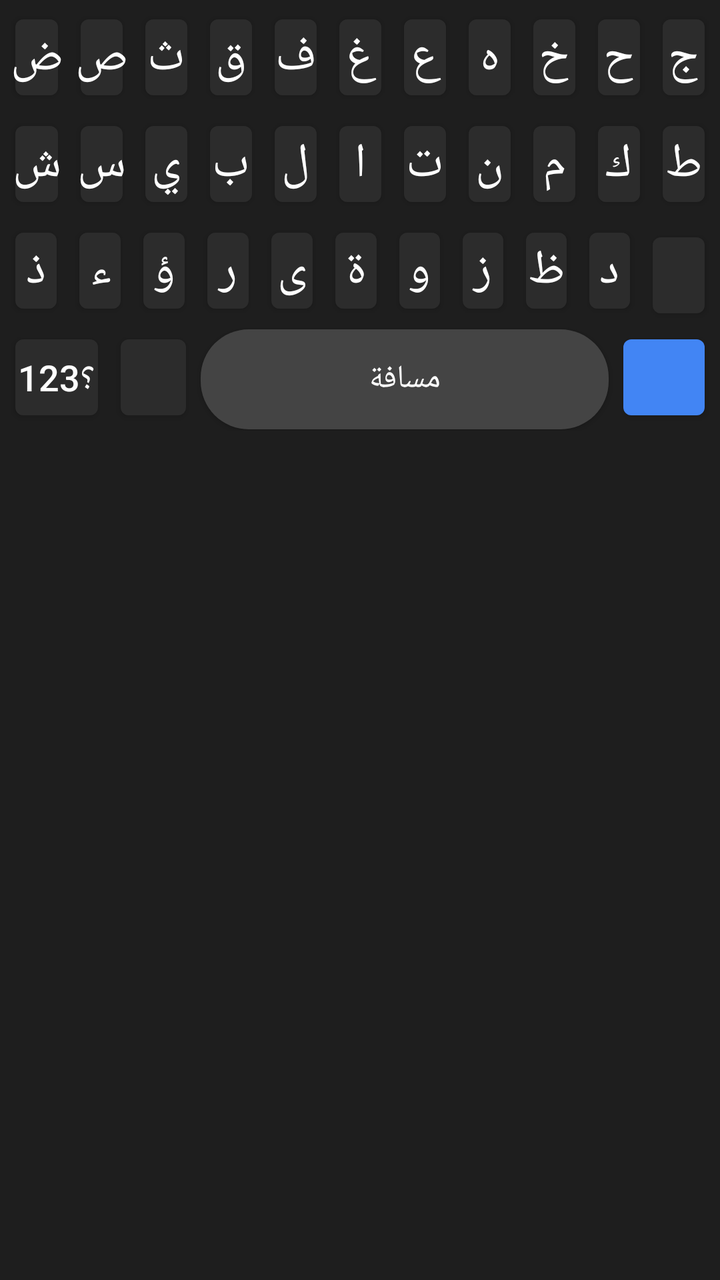
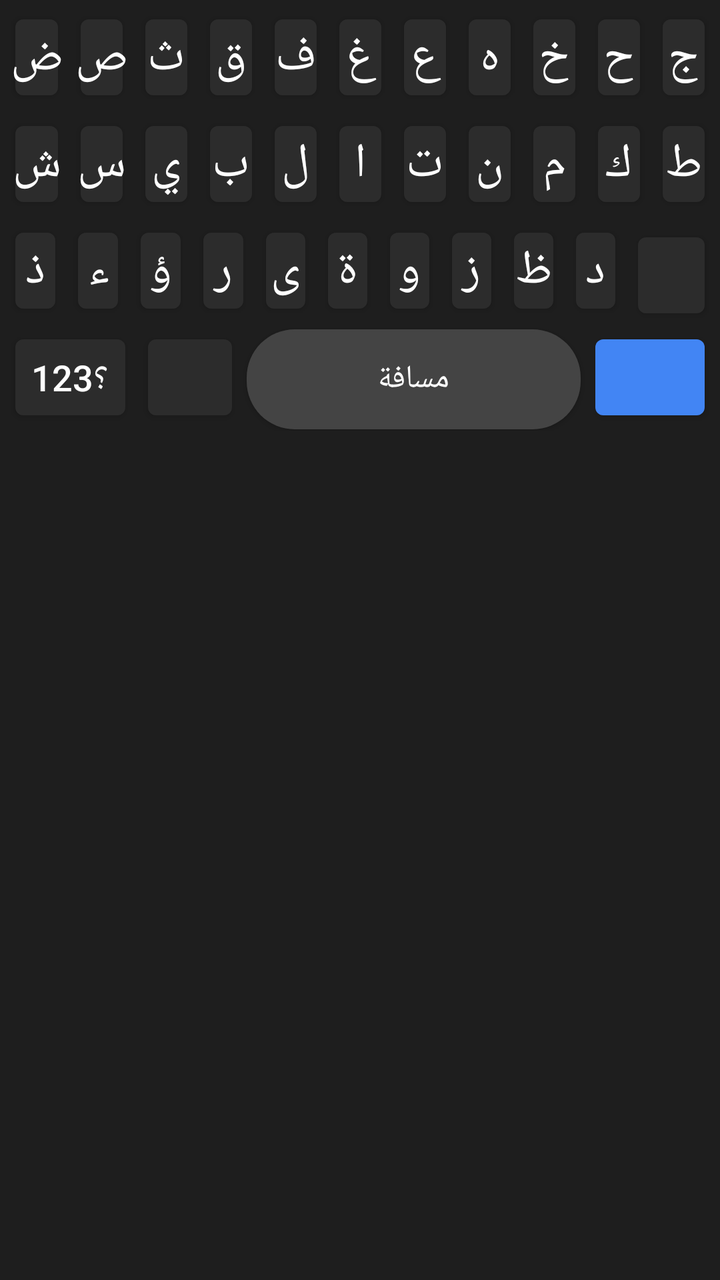

Compare the two renders of this Android layout. The source of the first and the diff that turns it into the second are given below.
<!-- AndroidManifest.xml: application theme android:Theme.DeviceDefault.Light.NoActionBar -->
<!-- res/layout/keyboard_view.xml -->
<?xml version="1.0" encoding="utf-8"?>
<LinearLayout xmlns:android="http://schemas.android.com/apk/res/android"
    android:layout_width="match_parent"
    android:layout_height="wrap_content"
    android:orientation="vertical"
    android:background="#1E1E1E"
    android:padding="2dp">

    
    <LinearLayout
        android:id="@+id/layout_arabic"
        android:layout_width="match_parent"
        android:layout_height="wrap_content"
        android:orientation="vertical"
        android:layoutDirection="rtl"
        android:visibility="visible">

        
        <LinearLayout android:layout_width="match_parent" android:layout_height="wrap_content" android:orientation="horizontal">
            <Button android:id="@+id/ar_ج" android:text="ج" style="@style/KeyStyle"/>
            <Button android:id="@+id/ar_ح" android:text="ح" style="@style/KeyStyle"/>
            <Button android:id="@+id/ar_خ" android:text="خ" style="@style/KeyStyle"/>
            <Button android:id="@+id/ar_ه" android:text="ه" style="@style/KeyStyle"/>
            <Button android:id="@+id/ar_ع" android:text="ع" style="@style/KeyStyle"/>
            <Button android:id="@+id/ar_غ" android:text="غ" style="@style/KeyStyle"/>
            <Button android:id="@+id/ar_ف" android:text="ف" style="@style/KeyStyle"/>
            <Button android:id="@+id/ar_ق" android:text="ق" style="@style/KeyStyle"/>
            <Button android:id="@+id/ar_ث" android:text="ث" style="@style/KeyStyle"/>
            <Button android:id="@+id/ar_ص" android:text="ص" style="@style/KeyStyle"/>
            <Button android:id="@+id/ar_ض" android:text="ض" style="@style/KeyStyle"/>
        </LinearLayout>

        
        <LinearLayout android:layout_width="match_parent" android:layout_height="wrap_content" android:orientation="horizontal">
            <Button android:id="@+id/ar_ط" android:text="ط" style="@style/KeyStyle"/>
            <Button android:id="@+id/ar_ك" android:text="ك" style="@style/KeyStyle"/>
            <Button android:id="@+id/ar_م" android:text="م" style="@style/KeyStyle"/>
            <Button android:id="@+id/ar_ن" android:text="ن" style="@style/KeyStyle"/>
            <Button android:id="@+id/ar_ت" android:text="ت" style="@style/KeyStyle"/>
            <Button android:id="@+id/ar_ا" android:text="ا" style="@style/KeyStyle"/>
            <Button android:id="@+id/ar_ل" android:text="ل" style="@style/KeyStyle"/>
            <Button android:id="@+id/ar_ب" android:text="ب" style="@style/KeyStyle"/>
            <Button android:id="@+id/ar_ي" android:text="ي" style="@style/KeyStyle"/>
            <Button android:id="@+id/ar_س" android:text="س" style="@style/KeyStyle"/>
            <Button android:id="@+id/ar_ش" android:text="ش" style="@style/KeyStyle"/>
        </LinearLayout>

        
        <LinearLayout android:layout_width="match_parent" android:layout_height="wrap_content" android:orientation="horizontal">
            <Button android:id="@+id/btn_del_ar" style="@style/KeyStyleAction" android:layout_weight="1.2" android:backgroundTint="#2C2C2C" android:foreground="@drawable/ic_backspace"/>
            <Button android:id="@+id/ar_د" android:text="د" style="@style/KeyStyle"/>
            <Button android:id="@+id/ar_ظ" android:text="ظ" style="@style/KeyStyle"/>
            <Button android:id="@+id/ar_ز" android:text="ز" style="@style/KeyStyle"/>
            <Button android:id="@+id/ar_و" android:text="و" style="@style/KeyStyle"/>
            <Button android:id="@+id/ar_ة" android:text="ة" style="@style/KeyStyle"/>
            <Button android:id="@+id/ar_ى" android:text="ى" style="@style/KeyStyle"/>
            <Button android:id="@+id/ar_ر" android:text="ر" style="@style/KeyStyle"/>
            <Button android:id="@+id/ar_ؤ" android:text="ؤ" style="@style/KeyStyle"/>
            <Button android:id="@+id/ar_ء" android:text="ء" style="@style/KeyStyle"/>
            <Button android:id="@+id/ar_ذ" android:text="ذ" style="@style/KeyStyle"/>
        </LinearLayout>

        
        <LinearLayout android:layout_width="match_parent" android:layout_height="wrap_content" android:orientation="horizontal">
            <Button android:id="@+id/btn_enter_ar" style="@style/KeyStyleAction" android:layout_weight="1.2" android:backgroundTint="#4285F4" android:foreground="@drawable/ic_enter"/>
            <Button android:id="@+id/btn_space_ar" android:text="مسافة" style="@style/KeyStyleSpace" android:layout_weight="5"/>
            <Button android:id="@+id/btn_lang_to_en" style="@style/KeyStyleAction" android:layout_weight="1" android:backgroundTint="#2C2C2C" android:foreground="@drawable/ic_globe"/>
            <Button android:id="@+id/btn_123_ar" android:text="؟123" style="@style/KeyStyleAction" android:layout_weight="1.2"/>
        </LinearLayout>
    </LinearLayout>

    
    <LinearLayout
        android:id="@+id/layout_english"
        android:layout_width="match_parent"
        android:layout_height="wrap_content"
        android:orientation="vertical"
        android:layoutDirection="ltr"
        android:visibility="gone">

        
        <LinearLayout android:layout_width="match_parent" android:layout_height="wrap_content" android:orientation="horizontal">
            <Button android:id="@+id/en_q" android:text="q" style="@style/KeyStyle"/>
            <Button android:id="@+id/en_w" android:text="w" style="@style/KeyStyle"/>
            <Button android:id="@+id/en_e" android:text="e" style="@style/KeyStyle"/>
            <Button android:id="@+id/en_r" android:text="r" style="@style/KeyStyle"/>
            <Button android:id="@+id/en_t" android:text="t" style="@style/KeyStyle"/>
            <Button android:id="@+id/en_y" android:text="y" style="@style/KeyStyle"/>
            <Button android:id="@+id/en_u" android:text="u" style="@style/KeyStyle"/>
            <Button android:id="@+id/en_i" android:text="i" style="@style/KeyStyle"/>
            <Button android:id="@+id/en_o" android:text="o" style="@style/KeyStyle"/>
            <Button android:id="@+id/en_p" android:text="p" style="@style/KeyStyle"/>
        </LinearLayout>

        
        <LinearLayout android:layout_width="match_parent" android:layout_height="wrap_content" android:orientation="horizontal">
            <Button android:id="@+id/en_a" android:text="a" style="@style/KeyStyle"/>
            <Button android:id="@+id/en_s" android:text="s" style="@style/KeyStyle"/>
            <Button android:id="@+id/en_d" android:text="d" style="@style/KeyStyle"/>
            <Button android:id="@+id/en_f" android:text="f" style="@style/KeyStyle"/>
            <Button android:id="@+id/en_g" android:text="g" style="@style/KeyStyle"/>
            <Button android:id="@+id/en_h" android:text="h" style="@style/KeyStyle"/>
            <Button android:id="@+id/en_j" android:text="j" style="@style/KeyStyle"/>
            <Button android:id="@+id/en_k" android:text="k" style="@style/KeyStyle"/>
            <Button android:id="@+id/en_l" android:text="l" style="@style/KeyStyle"/>
        </LinearLayout>

        
        <LinearLayout android:layout_width="match_parent" android:layout_height="wrap_content" android:orientation="horizontal">
            <Button android:id="@+id/en_shift" style="@style/KeyStyleAction" android:layout_weight="1.2" android:backgroundTint="#2C2C2C" android:foreground="@drawable/ic_shift"/>
            <Button android:id="@+id/en_z" android:text="z" style="@style/KeyStyle"/>
            <Button android:id="@+id/en_x" android:text="x" style="@style/KeyStyle"/>
            <Button android:id="@+id/en_c" android:text="c" style="@style/KeyStyle"/>
            <Button android:id="@+id/en_v" android:text="v" style="@style/KeyStyle"/>
            <Button android:id="@+id/en_b" android:text="b" style="@style/KeyStyle"/>
            <Button android:id="@+id/en_n" android:text="n" style="@style/KeyStyle"/>
            <Button android:id="@+id/en_m" android:text="m" style="@style/KeyStyle"/>
            <Button android:id="@+id/btn_del_en" style="@style/KeyStyleAction" android:layout_weight="1.2" android:backgroundTint="#2C2C2C" android:foreground="@drawable/ic_backspace"/>
        </LinearLayout>

        
        <LinearLayout android:layout_width="match_parent" android:layout_height="wrap_content" android:orientation="horizontal">
            <Button android:id="@+id/btn_123_en" android:text="!#1" style="@style/KeyStyleAction" android:layout_weight="1.2"/>
            <Button android:id="@+id/btn_space_en" android:text="Space" style="@style/KeyStyleSpace" android:layout_weight="5"/>
            <Button android:id="@+id/btn_lang_to_ar" style="@style/KeyStyleAction" android:layout_weight="1" android:backgroundTint="#2C2C2C" android:foreground="@drawable/ic_globe"/>
            <Button android:id="@+id/btn_enter_en" style="@style/KeyStyleAction" android:layout_weight="1.2" android:backgroundTint="#4285F4" android:foreground="@drawable/ic_enter"/>
        </LinearLayout>
    </LinearLayout>
</LinearLayout>
<!-- resources referenced by this layout -->
<resources>
  <!-- drawable ic_backspace (drawable) -->
  <vector xmlns:android="http://schemas.android.com/apk/res/android"
      android:width="24dp" android:height="24dp" android:viewportWidth="24" android:viewportHeight="24">
      <path android:fillColor="#00000000" android:strokeColor="#FFFFFF" android:strokeWidth="1.5"
          android:pathData="M22,3 H7 C6.31,3 5.77,3.35 5.41,3.88 L0,12 l5.41,8.11 C5.77,20.64 6.31,21 7,21 h15 c1.1,0 2,-0.9 2,-2 V5 C24,3.9 23.1,3 22,3 z" />
      <path android:fillColor="#00000000" android:strokeColor="#FFFFFF" android:strokeWidth="1.5"
          android:pathData="M19,15.59 L17.59,17 L14,13.41 L10.41,17 L9,15.59 L12.59,12 L9,8.41 L10.41,7 L14,10.59 L17.59,7 L19,8.41 L15.41,12 Z" />
  </vector>
  <!-- drawable ic_enter (drawable) -->
  <vector xmlns:android="http://schemas.android.com/apk/res/android"
      android:width="24dp" android:height="24dp" android:viewportWidth="24" android:viewportHeight="24">
      <path android:fillColor="#FFFFFF" android:pathData="M19,7v4H5.83l3.58,-3.59L8,6l-6,6 6,6 1.41,-1.41L5.83,13H21V7z"/>
  </vector>
  <!-- drawable ic_shift (drawable) -->
  <vector xmlns:android="http://schemas.android.com/apk/res/android"
      android:width="24dp" android:height="24dp" android:viewportWidth="24" android:viewportHeight="24">
      <path android:fillColor="#00000000" android:strokeColor="#FFFFFF" android:strokeWidth="1.5"
          android:pathData="M12,4 L4,12 h4 v6 h8 v-6 h4 Z" />
  </vector>
  <style name="KeyStyle">
          <item name="android:layout_width">0dp</item>
          <item name="android:layout_height">50dp</item>
          <item name="android:layout_weight">1</item>
          <item name="android:layout_margin">1.5dp</item>
          <item name="android:textSize">24sp</item> 
          <item name="android:textColor">#FFFFFF</item>
          <item name="android:backgroundTint">#2C2C2C</item>
          <item name="android:insetTop">0dp</item>
          <item name="android:insetBottom">0dp</item>
          <item name="android:padding">0dp</item>
      </style>
  <style name="KeyStyleAction">
          <item name="android:layout_width">0dp</item>
          <item name="android:layout_height">50dp</item>
          <item name="android:layout_weight">1.2</item> 
          <item name="android:layout_margin">1.5dp</item>
          <item name="android:textSize">18sp</item>
          <item name="android:textColor">#FFFFFF</item>
          <item name="android:backgroundTint">#2C2C2C</item>
          <item name="android:insetTop">0dp</item>
          <item name="android:insetBottom">0dp</item>
          <item name="android:padding">0dp</item>
      </style>
  <style name="KeyStyleSpace">
          <item name="android:layout_width">0dp</item>
          <item name="android:layout_height">50dp</item>
          <item name="android:layout_margin">1.5dp</item>
          <item name="android:textSize">16sp</item>
          <item name="android:textColor">#FFFFFF</item>
          <item name="android:background">@drawable/bg_space</item>
          <item name="android:insetTop">0dp</item>
          <item name="android:insetBottom">0dp</item>
      </style>
  <!-- drawable bg_space (drawable) -->
  <shape xmlns:android="http://schemas.android.com/apk/res/android">
      <solid android:color="#444444"/>
      <corners android:radius="24dp"/>
  </shape>
  <!-- unchanged entries left out for length: 1 -->
</resources>

<!-- the commit's change to res/layout/keyboard_view.xml (unified diff, before → after) -->
@@ -47,7 +47,7 @@
 
         
         <LinearLayout android:layout_width="match_parent" android:layout_height="wrap_content" android:orientation="horizontal">
-            <Button android:id="@+id/btn_del_ar" style="@style/KeyStyleAction" android:layout_weight="1.2" android:backgroundTint="#2C2C2C" android:foreground="@drawable/ic_backspace"/>
+            <Button android:id="@+id/btn_del_ar" style="@style/KeyStyleAction" android:layout_weight="1.5" android:backgroundTint="#2C2C2C" android:foreground="@drawable/ic_backspace"/>
             <Button android:id="@+id/ar_د" android:text="د" style="@style/KeyStyle"/>
             <Button android:id="@+id/ar_ظ" android:text="ظ" style="@style/KeyStyle"/>
             <Button android:id="@+id/ar_ز" android:text="ز" style="@style/KeyStyle"/>
@@ -62,10 +62,10 @@
 
         
         <LinearLayout android:layout_width="match_parent" android:layout_height="wrap_content" android:orientation="horizontal">
-            <Button android:id="@+id/btn_enter_ar" style="@style/KeyStyleAction" android:layout_weight="1.2" android:backgroundTint="#4285F4" android:foreground="@drawable/ic_enter"/>
-            <Button android:id="@+id/btn_space_ar" android:text="مسافة" style="@style/KeyStyleSpace" android:layout_weight="5"/>
-            <Button android:id="@+id/btn_lang_to_en" style="@style/KeyStyleAction" android:layout_weight="1" android:backgroundTint="#2C2C2C" android:foreground="@drawable/ic_globe"/>
-            <Button android:id="@+id/btn_123_ar" android:text="؟123" style="@style/KeyStyleAction" android:layout_weight="1.2"/>
+            <Button android:id="@+id/btn_enter_ar" style="@style/KeyStyleAction" android:layout_weight="1.5" android:backgroundTint="#4285F4" android:foreground="@drawable/ic_enter"/>
+            <Button android:id="@+id/btn_space_ar" android:text="مسافة" style="@style/KeyStyleSpace" android:layout_weight="4"/>
+            <Button android:id="@+id/btn_lang_to_en" style="@style/KeyStyleAction" android:layout_weight="1.2" android:backgroundTint="#2C2C2C" android:foreground="@drawable/ic_globe"/>
+            <Button android:id="@+id/btn_123_ar" android:text="؟123" style="@style/KeyStyleAction" android:layout_weight="1.5"/>
         </LinearLayout>
     </LinearLayout>
 
@@ -107,7 +107,7 @@
 
         
         <LinearLayout android:layout_width="match_parent" android:layout_height="wrap_content" android:orientation="horizontal">
-            <Button android:id="@+id/en_shift" style="@style/KeyStyleAction" android:layout_weight="1.2" android:backgroundTint="#2C2C2C" android:foreground="@drawable/ic_shift"/>
+            <Button android:id="@+id/en_shift" style="@style/KeyStyleAction" android:layout_weight="1.5" android:backgroundTint="#2C2C2C" android:foreground="@drawable/ic_shift"/>
             <Button android:id="@+id/en_z" android:text="z" style="@style/KeyStyle"/>
             <Button android:id="@+id/en_x" android:text="x" style="@style/KeyStyle"/>
             <Button android:id="@+id/en_c" android:text="c" style="@style/KeyStyle"/>
@@ -115,15 +115,15 @@
             <Button android:id="@+id/en_b" android:text="b" style="@style/KeyStyle"/>
             <Button android:id="@+id/en_n" android:text="n" style="@style/KeyStyle"/>
             <Button android:id="@+id/en_m" android:text="m" style="@style/KeyStyle"/>
-            <Button android:id="@+id/btn_del_en" style="@style/KeyStyleAction" android:layout_weight="1.2" android:backgroundTint="#2C2C2C" android:foreground="@drawable/ic_backspace"/>
+            <Button android:id="@+id/btn_del_en" style="@style/KeyStyleAction" android:layout_weight="1.5" android:backgroundTint="#2C2C2C" android:foreground="@drawable/ic_backspace"/>
         </LinearLayout>
 
         
         <LinearLayout android:layout_width="match_parent" android:layout_height="wrap_content" android:orientation="horizontal">
-            <Button android:id="@+id/btn_123_en" android:text="!#1" style="@style/KeyStyleAction" android:layout_weight="1.2"/>
-            <Button android:id="@+id/btn_space_en" android:text="Space" style="@style/KeyStyleSpace" android:layout_weight="5"/>
-            <Button android:id="@+id/btn_lang_to_ar" style="@style/KeyStyleAction" android:layout_weight="1" android:backgroundTint="#2C2C2C" android:foreground="@drawable/ic_globe"/>
-            <Button android:id="@+id/btn_enter_en" style="@style/KeyStyleAction" android:layout_weight="1.2" android:backgroundTint="#4285F4" android:foreground="@drawable/ic_enter"/>
+            <Button android:id="@+id/btn_lang_to_ar" style="@style/KeyStyleAction" android:layout_weight="1.2" android:backgroundTint="#2C2C2C" android:foreground="@drawable/ic_globe"/>
+            <Button android:id="@+id/btn_123_en" android:text="!#1" style="@style/KeyStyleAction" android:layout_weight="1.5"/>
+            <Button android:id="@+id/btn_space_en" android:text="Space" style="@style/KeyStyleSpace" android:layout_weight="4"/>
+            <Button android:id="@+id/btn_enter_en" style="@style/KeyStyleAction" android:layout_weight="1.5" android:backgroundTint="#4285F4" android:foreground="@drawable/ic_enter"/>
         </LinearLayout>
     </LinearLayout>
 </LinearLayout>
